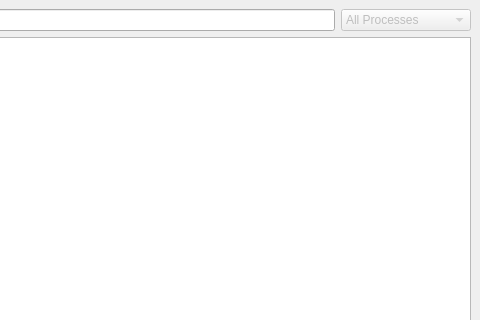
First picture: the form in gui/SensorDisplayLib/ProcessWidgetUI.ui, repository KDE/ksysguard, before the edit; both pictures show x 214 to 694 and y 0 to 320 of the 694 by 574 pixel window.
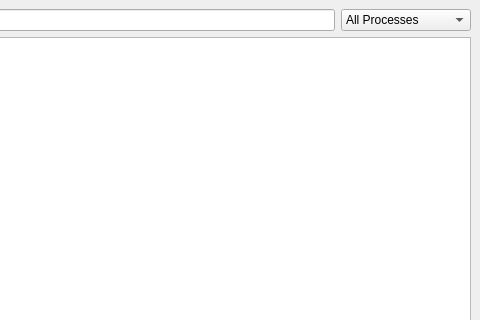
Second picture: the form after the edit.

```diff
--- a/gui/SensorDisplayLib/ProcessWidgetUI.ui
+++ b/gui/SensorDisplayLib/ProcessWidgetUI.ui
@@ -44,9 +44,6 @@
      </item>
      <item>
       <widget class="QComboBox" name="cmbFilter" >
-       <property name="enabled" >
-        <bool>false</bool>
-       </property>
        <property name="sizePolicy" >
         <sizepolicy>
          <hsizetype>0</hsizetype>
```
